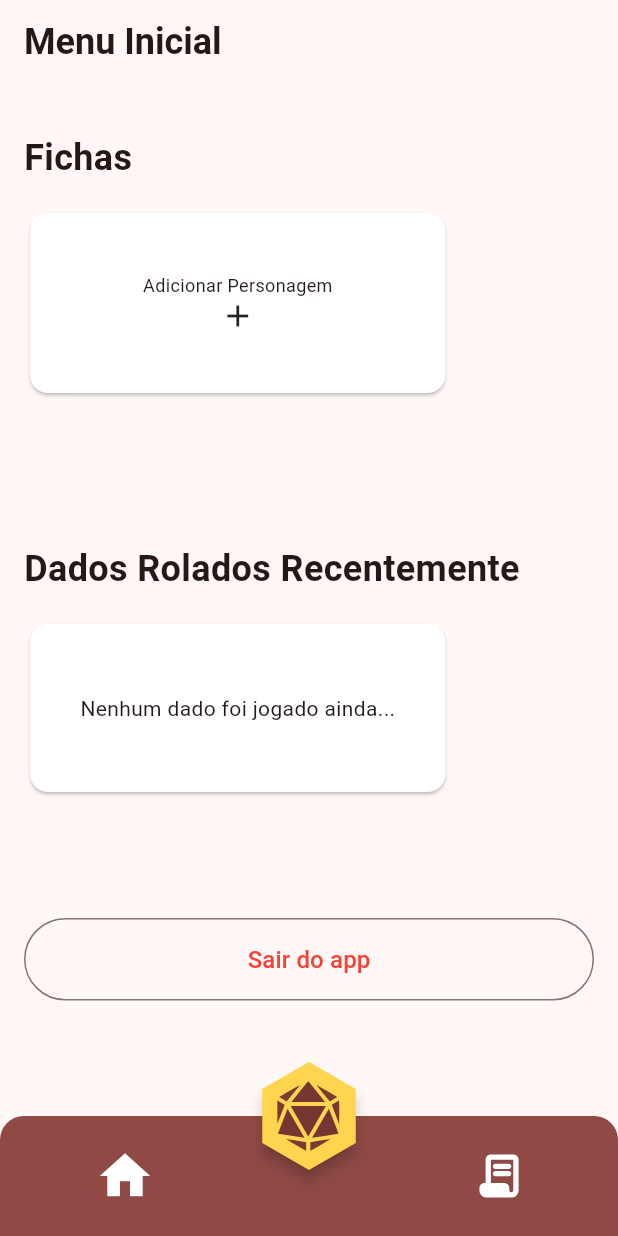
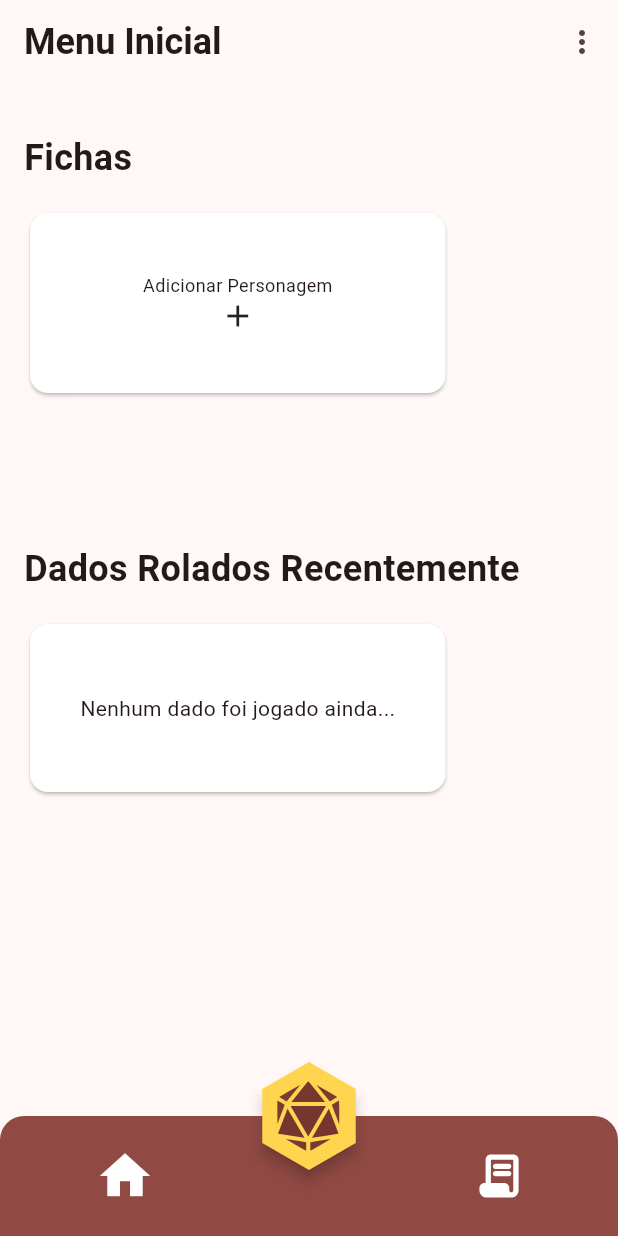
Before and after one commit to brunohsp/brunohsp_app, a Flutter app: the screen it shows once a user with an empty profile is signed in, on a phone screen of 412 x 824 dp. Run offline on Flutter 3.47's test engine with Material 2 defaults, Android fonts, the phone set to English and light mode, and no system bars; our stand-ins replace cloud_firestore, firebase_auth, firebase_core, flutter_svg, hive, hive_flutter and 1 more; missing offline and left inert: http_interceptor; accounts and stored records are empty.

Commit message:
feat: added more option to menus

```diff
--- a/lib/main.dart
+++ b/lib/main.dart
@@ -42,9 +42,11 @@ class MyApp extends StatelessWidget {
       child: MaterialApp(
         title: 'DND',
         theme: ThemeData(
-          colorScheme: ColorScheme.fromSeed(seedColor: Colors.redAccent),
+          brightness: Brightness.light,
+          colorSchemeSeed: const Color.fromARGB(255, 140, 20, 20),
           useMaterial3: true,
         ),
+        themeMode: ThemeMode.light,
         home: const AuthCheck(),
       ),
     );
--- a/lib/pages/menus/main_menu.dart
+++ b/lib/pages/menus/main_menu.dart
@@ -104,15 +104,6 @@ class _MainMenuState extends State<MainMenu> {
     dicesReposository = context.watch<DicesRepository>();
 
     return Scaffold(
-      appBar: AppBar(
-        title: const Text(
-          'Menu Inicial',
-          style: TextStyle(
-            fontSize: 24,
-            fontWeight: FontWeight.bold,
-          ),
-        ),
-      ),
       body: RefreshIndicator(
         onRefresh: () => charactersRepository.refresh(),
         child: ListView(
@@ -120,26 +111,6 @@ class _MainMenuState extends State<MainMenu> {
           children: [
             wrapSheets(),
             wrapDices(),
-            Padding(
-              padding: const EdgeInsets.all(16),
-              child: OutlinedButton(
-                  onPressed: () => context.read<AuthService>().logout(),
-                  style: OutlinedButton.styleFrom(
-                    foregroundColor: Colors.red,
-                  ),
-                  child: const Row(
-                    mainAxisAlignment: MainAxisAlignment.center,
-                    children: [
-                      Padding(
-                        padding: EdgeInsets.all(16.0),
-                        child: Text(
-                          'Sair do app',
-                          style: TextStyle(fontSize: 16),
-                        ),
-                      )
-                    ],
-                  )),
-            ),
           ],
         ),
       ),
--- a/lib/widgets/pagesLayouts/default_menu_page.dart
+++ b/lib/widgets/pagesLayouts/default_menu_page.dart
@@ -3,8 +3,10 @@
 import 'package:brunohsp_app/pages/menus/gameplay_menu.dart';
 import 'package:brunohsp_app/pages/menus/main_menu.dart';
 import 'package:brunohsp_app/pages/menus/sheets_menu.dart';
+import 'package:brunohsp_app/services/auth_service.dart';
 import 'package:flutter/material.dart';
 import 'package:flutter_svg/svg.dart';
+import 'package:provider/provider.dart';
 
 class DefaultMenuPage extends StatefulWidget {
   const DefaultMenuPage({Key? key}) : super(key: key);
@@ -23,6 +25,7 @@ class _DefaultMenuPageState extends State<DefaultMenuPage> {
 
   final PageStorageBucket bucket = PageStorageBucket();
   Widget currentScreen = const MainMenu();
+  String title = 'Menu Inicial';
 
   buildFAB() {
     return SizedBox(
@@ -32,6 +35,7 @@ class _DefaultMenuPageState extends State<DefaultMenuPage> {
         child: FloatingActionButton(
           onPressed: () {
             setState(() {
+              title = 'Gameplay';
               currentScreen = const GameplayMenu();
               currentTab = 2;
             });
@@ -64,6 +68,7 @@ class _DefaultMenuPageState extends State<DefaultMenuPage> {
             IconButton(
               onPressed: () {
                 setState(() {
+                  title = 'Menu Inicial';
                   currentScreen = const MainMenu();
                   currentTab = 1;
                 });
@@ -79,6 +84,7 @@ class _DefaultMenuPageState extends State<DefaultMenuPage> {
             IconButton(
               onPressed: () {
                 setState(() {
+                  title = 'Personagens';
                   currentScreen = const SheetsMenu();
                   currentTab = 3;
                 });
@@ -94,6 +100,14 @@ class _DefaultMenuPageState extends State<DefaultMenuPage> {
     );
   }
 
+  onSelected(BuildContext context, int item) {
+    switch (item) {
+      case 1:
+        context.read<AuthService>().logout();
+        break;
+    }
+  }
+
   @override
   Widget build(BuildContext context) {
     return Scaffold(
@@ -104,6 +118,23 @@ class _DefaultMenuPageState extends State<DefaultMenuPage> {
       floatingActionButtonLocation: FloatingActionButtonLocation.centerDocked,
       floatingActionButton: buildFAB(),
       bottomNavigationBar: buildBottomAppBar(),
+      appBar: AppBar(
+        actions: [
+          PopupMenuButton<int>(
+            onSelected: (item) => onSelected(context, item),
+            itemBuilder: ((context) => [
+                  const PopupMenuItem<int>(value: 1, child: Text('Sair')),
+                ]),
+          ),
+        ],
+        title: Text(
+          title,
+          style: const TextStyle(
+            fontSize: 24,
+            fontWeight: FontWeight.bold,
+          ),
+        ),
+      ),
     );
   }
 }
```
Also changed, not shown: lib/pages/menus/gameplay_menu.dart (+0 -9 lines), lib/pages/menus/sheets_menu.dart (+0 -9 lines).
